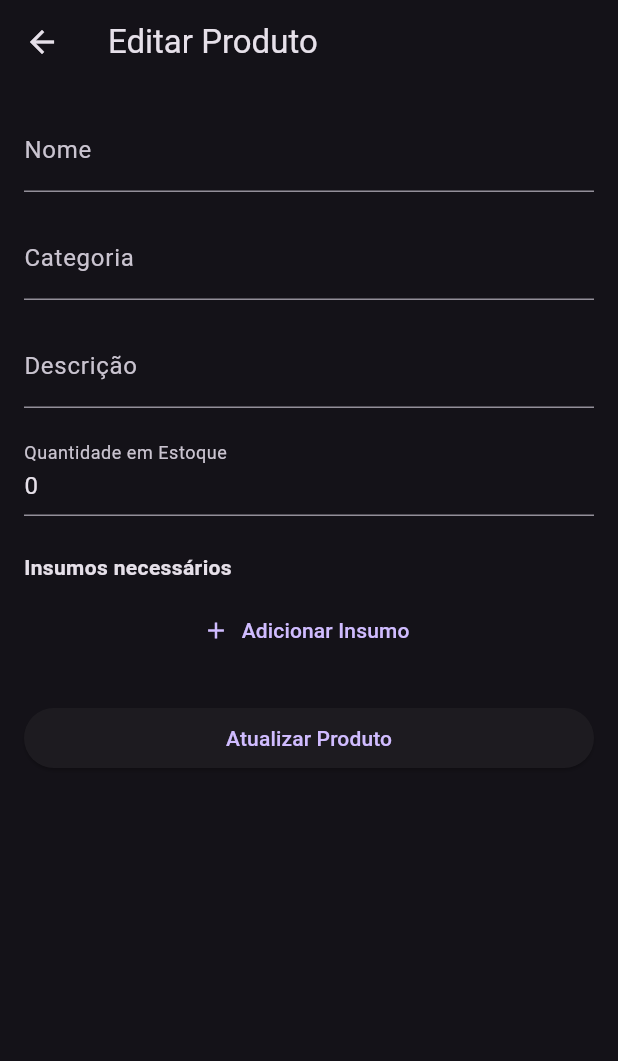
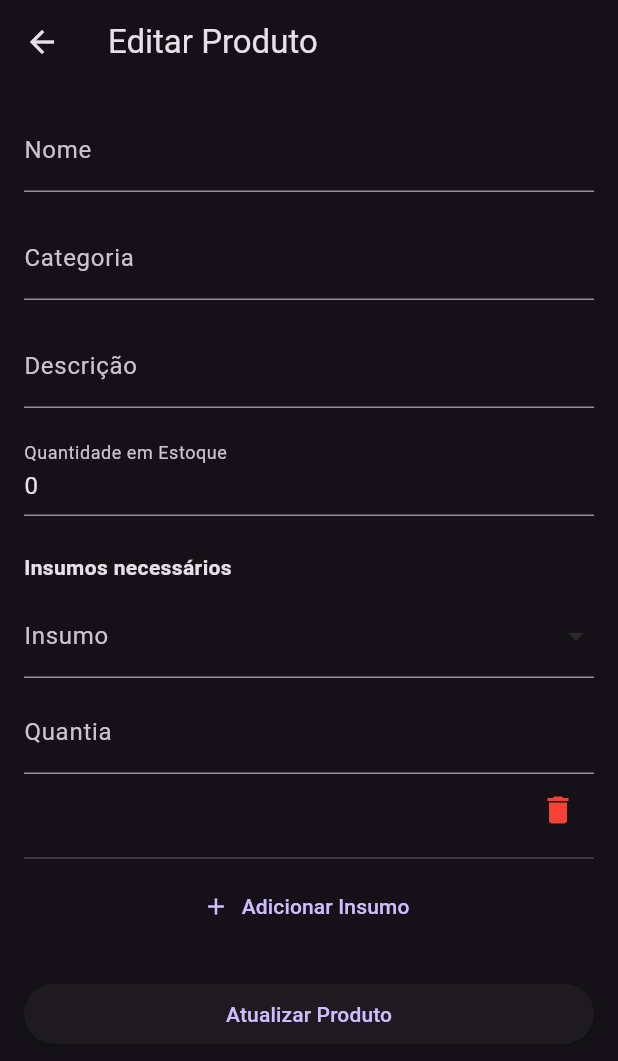
Before and after one commit to mtzdantas/sistema-bonelaria, a Flutter app: the ProdutoEdicaoScreen screen opened directly with empty values, after a tap on "Adicionar Insumo", on a phone screen of 412 x 824 dp. Shown: the top 1061 px of the screen. Run offline on Flutter 3.47's test engine with Material 3 defaults, Android fonts, the light colour scheme and no system bars; our stand-ins replace flutter_dotenv, material_symbols_icons, supabase_flutter; missing offline and left inert: lucid_validation; accounts and stored records are empty.

Commit message:
fix: Correção na adição de insumos na screen de editar produto #17

```diff
--- a/sistema/bonelaria_militar/lib/screens/produtos/produto_editar_screen.dart
+++ b/sistema/bonelaria_militar/lib/screens/produtos/produto_editar_screen.dart
@@ -2,6 +2,13 @@
 import '../../models/insumo.dart';
 import '../../models/produto.dart';
 import '../../supabase/supabase_client.dart';
+
+class InsumoSelecionado {
+  Insumo? insumo;
+  String quantia;
+
+  InsumoSelecionado({this.insumo, this.quantia = ''});
+}
 
 class ProdutoEdicaoScreen extends StatefulWidget {
   final Produto produto;
@@ -20,13 +27,17 @@
   final _quantidadeEstoqueController = TextEditingController();
 
   List<Insumo> todosInsumos = [];
-  List<Map<String, dynamic>> insumosSelecionados = [];
+  List<InsumoSelecionado> insumosSelecionados = [];
 
   @override
   void initState() {
     super.initState();
-    carregarInsumos();
-    carregarProduto();
+    carregarTudo();
+  }
+
+  Future<void> carregarTudo() async {
+    await carregarInsumos();
+    carregarProduto(); // Agora é seguro usar todosInsumos
   }
 
   void carregarProduto() {
@@ -40,7 +51,9 @@
   Future<void> carregarInsumos() async {
     final response = await SupabaseConfig.client.from('insumos').select();
     setState(() {
-      todosInsumos = (response as List).map((e) => Insumo.fromMap(e)).toList();
+      todosInsumos = (response as List)
+          .map((e) => Insumo.fromMap(Map<String, dynamic>.from(e)))
+          .toList();
     });
   }
 
@@ -51,13 +64,12 @@
         .eq('id_produto', produtoId);
 
     final List<Map<String, dynamic>> data = (response as List)
-      .map((e) => e as Map<String, dynamic>)
-      .toList();
-
+        .map((e) => Map<String, dynamic>.from(e))
+        .toList();
 
     final relacionados = data.map((item) {
       final insumo = todosInsumos.firstWhere((i) => i.idInsumo == item['id_insumo']);
-      return {'insumo': insumo, 'quantia': item['quantia_insumo'].toString()};
+      return InsumoSelecionado(insumo: insumo, quantia: item['quantia_insumo'].toString());
     }).toList();
 
     setState(() {
@@ -67,7 +79,7 @@
 
   void adicionarInsumo() {
     setState(() {
-      insumosSelecionados.add({'insumo': null, 'quantia': ''});
+      insumosSelecionados.add(InsumoSelecionado());
     });
   }
 
@@ -95,8 +107,9 @@
 
       // Insere os novos
       for (var entry in insumosSelecionados) {
-        final insumo = entry['insumo'] as Insumo;
-        final quantia = double.tryParse(entry['quantia']) ?? 0;
+        final insumo = entry.insumo;
+        if (insumo == null) continue;
+        final quantia = double.tryParse(entry.quantia) ?? 0;
 
         await SupabaseConfig.client.from('produto_insumo').insert({
           'id_produto': produtoId,
@@ -175,12 +188,11 @@
                     final isSmall = constraints.maxWidth < 600;
 
                     if (isSmall) {
-                      // Layout empilhado para telas pequenas
                       return Column(
                         crossAxisAlignment: CrossAxisAlignment.start,
                         children: [
                           DropdownButtonFormField<Insumo>(
-                            value: item['insumo'],
+                            value: item.insumo,
                             items: todosInsumos.map((insumo) {
                               return DropdownMenuItem(
                                 value: insumo,
@@ -189,7 +201,7 @@
                             }).toList(),
                             onChanged: (value) {
                               setState(() {
-                                item['insumo'] = value;
+                                item.insumo = value;
                               });
                             },
                             validator: (v) => v == null ? 'Selecione um insumo' : null,
@@ -197,10 +209,10 @@
                           ),
                           const SizedBox(height: 8),
                           TextFormField(
-                            initialValue: item['quantia'],
+                            initialValue: item.quantia,
                             decoration: const InputDecoration(labelText: 'Quantia'),
                             keyboardType: TextInputType.number,
-                            onChanged: (value) => item['quantia'] = value,
+                            onChanged: (value) => item.quantia = value,
                             validator: (v) {
                               if (v == null || v.isEmpty) return 'Informe a quantidade';
                               if (double.tryParse(v) == null) return 'Quantidade inválida';
@@ -218,13 +230,12 @@
                         ],
                       );
                     } else {
-                      // Layout em linha para telas maiores
                       return Row(
                         children: [
                           Expanded(
                             flex: 4,
                             child: DropdownButtonFormField<Insumo>(
-                              value: item['insumo'],
+                              value: item.insumo,
                               items: todosInsumos.map((insumo) {
                                 return DropdownMenuItem(
                                   value: insumo,
@@ -233,7 +244,7 @@
                               }).toList(),
                               onChanged: (value) {
                                 setState(() {
-                                  item['insumo'] = value;
+                                  item.insumo = value;
                                 });
                               },
                               validator: (v) => v == null ? 'Selecione um insumo' : null,
@@ -244,10 +255,10 @@
                           Expanded(
                             flex: 3,
                             child: TextFormField(
-                              initialValue: item['quantia'],
+                              initialValue: item.quantia,
                               decoration: const InputDecoration(labelText: 'Quantia'),
                               keyboardType: TextInputType.number,
-                              onChanged: (value) => item['quantia'] = value,
+                              onChanged: (value) => item.quantia = value,
                               validator: (v) {
                                 if (v == null || v.isEmpty) return 'Informe a quantidade';
                                 if (double.tryParse(v) == null) return 'Quantidade inválida';
```
